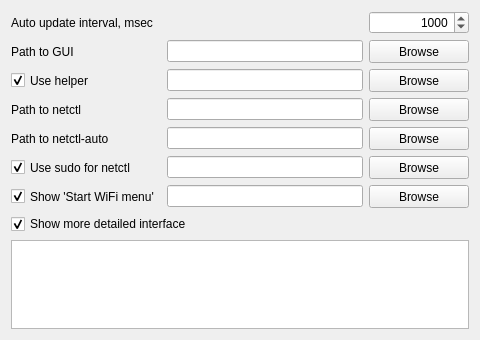
arcan1s/netctl-gui, file sources/plasmoid-kde4/widget.ui: the form before one commit.
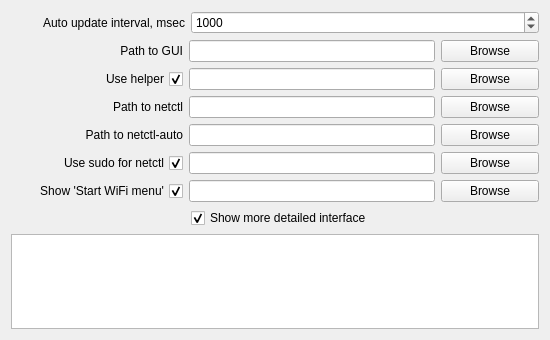
The form after the commit.

The edit to the form file:
```diff
--- a/sources/plasmoid-kde4/widget.ui
+++ b/sources/plasmoid-kde4/widget.ui
@@ -6,7 +6,7 @@
    <rect>
     <x>0</x>
     <y>0</y>
-    <width>480</width>
+    <width>550</width>
     <height>340</height>
    </rect>
   </property>
@@ -24,43 +24,27 @@
     <layout class="QHBoxLayout" name="layout_autoUpdate">
      <item>
       <widget class="QLabel" name="label_autoUpdate">
-       <property name="minimumSize">
-        <size>
-         <width>150</width>
-         <height>23</height>
-        </size>
+       <property name="sizePolicy">
+        <sizepolicy hsizetype="Preferred" vsizetype="Preferred">
+         <horstretch>1</horstretch>
+         <verstretch>0</verstretch>
+        </sizepolicy>
        </property>
        <property name="text">
         <string>Auto update interval, msec</string>
        </property>
+       <property name="alignment">
+        <set>Qt::AlignRight|Qt::AlignTrailing|Qt::AlignVCenter</set>
+       </property>
       </widget>
      </item>
-     <item>
-      <spacer name="horizontalSpacer_autoUpdate">
-       <property name="orientation">
-        <enum>Qt::Horizontal</enum>
-       </property>
-       <property name="sizeHint" stdset="0">
-        <size>
-         <width>40</width>
-         <height>20</height>
-        </size>
-       </property>
-      </spacer>
-     </item>
      <item>
       <widget class="QSpinBox" name="spinBox_autoUpdate">
-       <property name="minimumSize">
-        <size>
-         <width>100</width>
-         <height>0</height>
-        </size>
-       </property>
-       <property name="layoutDirection">
-        <enum>Qt::LeftToRight</enum>
-       </property>
-       <property name="alignment">
-        <set>Qt::AlignRight|Qt::AlignTrailing|Qt::AlignVCenter</set>
+       <property name="sizePolicy">
+        <sizepolicy hsizetype="Minimum" vsizetype="Fixed">
+         <horstretch>2</horstretch>
+         <verstretch>0</verstretch>
+        </sizepolicy>
        </property>
        <property name="minimum">
         <number>333</number>
@@ -82,27 +66,37 @@
     <layout class="QHBoxLayout" name="layout_gui">
      <item>
       <widget class="QLabel" name="label_gui">
-       <property name="minimumSize">
-        <size>
-         <width>150</width>
-         <height>23</height>
-        </size>
+       <property name="sizePolicy">
+        <sizepolicy hsizetype="Preferred" vsizetype="Preferred">
+         <horstretch>7</horstretch>
+         <verstretch>0</verstretch>
+        </sizepolicy>
        </property>
        <property name="text">
         <string>Path to GUI</string>
        </property>
+       <property name="alignment">
+        <set>Qt::AlignRight|Qt::AlignTrailing|Qt::AlignVCenter</set>
+       </property>
       </widget>
      </item>
      <item>
-      <widget class="QLineEdit" name="lineEdit_gui"/>
+      <widget class="QLineEdit" name="lineEdit_gui">
+       <property name="sizePolicy">
+        <sizepolicy hsizetype="Expanding" vsizetype="Fixed">
+         <horstretch>10</horstretch>
+         <verstretch>0</verstretch>
+        </sizepolicy>
+       </property>
+      </widget>
      </item>
      <item>
       <widget class="QPushButton" name="pushButton_gui">
-       <property name="minimumSize">
-        <size>
-         <width>100</width>
-         <height>23</height>
-        </size>
+       <property name="sizePolicy">
+        <sizepolicy hsizetype="Minimum" vsizetype="Fixed">
+         <horstretch>4</horstretch>
+         <verstretch>0</verstretch>
+        </sizepolicy>
        </property>
        <property name="text">
         <string>Browse</string>
@@ -115,11 +109,14 @@
     <layout class="QHBoxLayout" name="layout_helper">
      <item>
       <widget class="QCheckBox" name="checkBox_helper">
-       <property name="minimumSize">
-        <size>
-         <width>150</width>
-         <height>23</height>
-        </size>
+       <property name="sizePolicy">
+        <sizepolicy hsizetype="Minimum" vsizetype="Fixed">
+         <horstretch>7</horstretch>
+         <verstretch>0</verstretch>
+        </sizepolicy>
+       </property>
+       <property name="layoutDirection">
+        <enum>Qt::RightToLeft</enum>
        </property>
        <property name="text">
         <string>Use helper</string>
@@ -130,15 +127,22 @@
       </widget>
      </item>
      <item>
-      <widget class="QLineEdit" name="lineEdit_helper"/>
+      <widget class="QLineEdit" name="lineEdit_helper">
+       <property name="sizePolicy">
+        <sizepolicy hsizetype="Expanding" vsizetype="Fixed">
+         <horstretch>10</horstretch>
+         <verstretch>0</verstretch>
+        </sizepolicy>
+       </property>
+      </widget>
      </item>
      <item>
       <widget class="QPushButton" name="pushButton_helper">
-       <property name="minimumSize">
-        <size>
-         <width>100</width>
-         <height>23</height>
-        </size>
+       <property name="sizePolicy">
+        <sizepolicy hsizetype="Minimum" vsizetype="Fixed">
+         <horstretch>4</horstretch>
+         <verstretch>0</verstretch>
+        </sizepolicy>
        </property>
        <property name="text">
         <string>Browse</string>
@@ -151,27 +155,37 @@
     <layout class="QHBoxLayout" name="layout_netctl">
      <item>
       <widget class="QLabel" name="label_netctl">
-       <property name="minimumSize">
-        <size>
-         <width>150</width>
-         <height>23</height>
-        </size>
+       <property name="sizePolicy">
+        <sizepolicy hsizetype="Preferred" vsizetype="Preferred">
+         <horstretch>7</horstretch>
+         <verstretch>0</verstretch>
+        </sizepolicy>
        </property>
        <property name="text">
         <string>Path to netctl</string>
        </property>
+       <property name="alignment">
+        <set>Qt::AlignRight|Qt::AlignTrailing|Qt::AlignVCenter</set>
+       </property>
       </widget>
      </item>
      <item>
-      <widget class="QLineEdit" name="lineEdit_netctl"/>
+      <widget class="QLineEdit" name="lineEdit_netctl">
+       <property name="sizePolicy">
+        <sizepolicy hsizetype="Expanding" vsizetype="Fixed">
+         <horstretch>10</horstretch>
+         <verstretch>0</verstretch>
+        </sizepolicy>
+       </property>
+      </widget>
      </item>
      <item>
       <widget class="QPushButton" name="pushButton_netctl">
-       <property name="minimumSize">
-        <size>
-         <width>100</width>
-         <height>23</height>
-        </size>
+       <property name="sizePolicy">
+        <sizepolicy hsizetype="Minimum" vsizetype="Fixed">
+         <horstretch>4</horstretch>
+         <verstretch>0</verstretch>
+        </sizepolicy>
        </property>
        <property name="text">
         <string>Browse</string>
@@ -184,27 +198,37 @@
     <layout class="QHBoxLayout" name="layout_netctlAuto">
      <item>
       <widget class="QLabel" name="label_netctlAuto">
-       <property name="minimumSize">
-        <size>
-         <width>150</width>
-         <height>23</height>
-        </size>
+       <property name="sizePolicy">
+        <sizepolicy hsizetype="Preferred" vsizetype="Preferred">
+         <horstretch>7</horstretch>
+         <verstretch>0</verstretch>
+        </sizepolicy>
        </property>
        <property name="text">
         <string>Path to netctl-auto</string>
        </property>
+       <property name="alignment">
+        <set>Qt::AlignRight|Qt::AlignTrailing|Qt::AlignVCenter</set>
+       </property>
       </widget>
      </item>
      <item>
-      <widget class="QLineEdit" name="lineEdit_netctlAuto"/>
+      <widget class="QLineEdit" name="lineEdit_netctlAuto">
+       <property name="sizePolicy">
+        <sizepolicy hsizetype="Expanding" vsizetype="Fixed">
+         <horstretch>10</horstretch>
+         <verstretch>0</verstretch>
+        </sizepolicy>
+       </property>
+      </widget>
      </item>
      <item>
       <widget class="QPushButton" name="pushButton_netctlAuto">
-       <property name="minimumSize">
-        <size>
-         <width>100</width>
-         <height>23</height>
-        </size>
+       <property name="sizePolicy">
+        <sizepolicy hsizetype="Minimum" vsizetype="Fixed">
+         <horstretch>4</horstretch>
+         <verstretch>0</verstretch>
+        </sizepolicy>
        </property>
        <property name="text">
         <string>Browse</string>
@@ -217,11 +241,14 @@
     <layout class="QHBoxLayout" name="layout_sudo">
      <item>
       <widget class="QCheckBox" name="checkBox_sudo">
-       <property name="minimumSize">
-        <size>
-         <width>150</width>
-         <height>23</height>
-        </size>
+       <property name="sizePolicy">
+        <sizepolicy hsizetype="Minimum" vsizetype="Fixed">
+         <horstretch>7</horstretch>
+         <verstretch>0</verstretch>
+        </sizepolicy>
+       </property>
+       <property name="layoutDirection">
+        <enum>Qt::RightToLeft</enum>
        </property>
        <property name="text">
         <string>Use sudo for netctl</string>
@@ -232,15 +259,22 @@
       </widget>
      </item>
      <item>
-      <widget class="QLineEdit" name="lineEdit_sudo"/>
+      <widget class="QLineEdit" name="lineEdit_sudo">
+       <property name="sizePolicy">
+        <sizepolicy hsizetype="Expanding" vsizetype="Fixed">
+         <horstretch>10</horstretch>
+         <verstretch>0</verstretch>
+        </sizepolicy>
+       </property>
+      </widget>
      </item>
      <item>
       <widget class="QPushButton" name="pushButton_sudo">
-       <property name="minimumSize">
-        <size>
-         <width>100</width>
-         <height>23</height>
-        </size>
+       <property name="sizePolicy">
+        <sizepolicy hsizetype="Minimum" vsizetype="Fixed">
+         <horstretch>4</horstretch>
+         <verstretch>0</verstretch>
+        </sizepolicy>
        </property>
        <property name="text">
         <string>Browse</string>
@@ -253,11 +287,14 @@
     <layout class="QHBoxLayout" name="layout_wifi">
      <item>
       <widget class="QCheckBox" name="checkBox_wifi">
-       <property name="minimumSize">
-        <size>
-         <width>150</width>
-         <height>23</height>
-        </size>
+       <property name="sizePolicy">
+        <sizepolicy hsizetype="Minimum" vsizetype="Fixed">
+         <horstretch>7</horstretch>
+         <verstretch>0</verstretch>
+        </sizepolicy>
+       </property>
+       <property name="layoutDirection">
+        <enum>Qt::RightToLeft</enum>
        </property>
        <property name="text">
         <string>Show 'Start WiFi menu'</string>
@@ -268,15 +305,22 @@
       </widget>
      </item>
      <item>
-      <widget class="QLineEdit" name="lineEdit_wifi"/>
+      <widget class="QLineEdit" name="lineEdit_wifi">
+       <property name="sizePolicy">
+        <sizepolicy hsizetype="Expanding" vsizetype="Fixed">
+         <horstretch>10</horstretch>
+         <verstretch>0</verstretch>
+        </sizepolicy>
+       </property>
+      </widget>
      </item>
      <item>
       <widget class="QPushButton" name="pushButton_wifi">
-       <property name="minimumSize">
-        <size>
-         <width>100</width>
-         <height>23</height>
-        </size>
+       <property name="sizePolicy">
+        <sizepolicy hsizetype="Minimum" vsizetype="Fixed">
+         <horstretch>4</horstretch>
+         <verstretch>0</verstretch>
+        </sizepolicy>
        </property>
        <property name="text">
         <string>Browse</string>
@@ -286,14 +330,34 @@
     </layout>
    </item>
    <item>
-    <widget class="QCheckBox" name="checkBox_showBigInterface">
-     <property name="text">
-      <string>Show more detailed interface</string>
-     </property>
-     <property name="checked">
-      <bool>true</bool>
-     </property>
-    </widget>
+    <layout class="QHBoxLayout" name="layout_showBigInterface">
+     <item>
+      <widget class="QLabel" name="label_showBigInterface">
+       <property name="sizePolicy">
+        <sizepolicy hsizetype="Preferred" vsizetype="Preferred">
+         <horstretch>1</horstretch>
+         <verstretch>0</verstretch>
+        </sizepolicy>
+       </property>
+      </widget>
+     </item>
+     <item>
+      <widget class="QCheckBox" name="checkBox_showBigInterface">
+       <property name="sizePolicy">
+        <sizepolicy hsizetype="Minimum" vsizetype="Fixed">
+         <horstretch>2</horstretch>
+         <verstretch>0</verstretch>
+        </sizepolicy>
+       </property>
+       <property name="text">
+        <string>Show more detailed interface</string>
+       </property>
+       <property name="checked">
+        <bool>true</bool>
+       </property>
+      </widget>
+     </item>
+    </layout>
    </item>
    <item>
     <widget class="QPlainTextEdit" name="textEdit">
```
